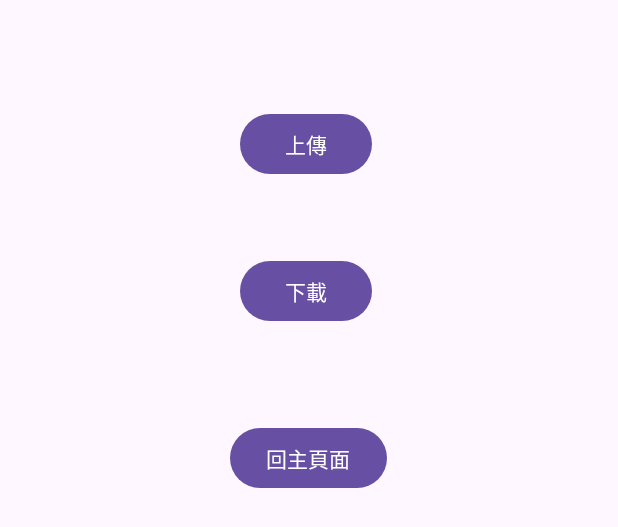
After one commit to JasonMeteor/GraduationProject, an Android app: the layout activity_upload_test.xml on its own in the app's theme, with its tools: preview values and no code run, on a phone screen of 412 x 824 dp. The commit adds this screen. Shown: the top 527 px of the screen. Run offline under Robolectric (Android 15) with nearby library versions, the phone set to English and light mode, and no system bars.

Commit message:
更新透過API上傳檔案的測試內容，同時為進行測試，更改了端口

```diff
--- a/app/src/main/java/mobileapp/graduationproject/MainActivity.java
+++ b/app/src/main/java/mobileapp/graduationproject/MainActivity.java
@@ -40,7 +40,7 @@ public class MainActivity extends AppCompatActivity {
                     intent.setClass(MainActivity.this, Setting.class);
                 }
                 else if(id == R.id.btn_gotoapitest){
-                    intent.setClass(MainActivity.this, APITestActivity.class);
+                    intent.setClass(MainActivity.this, UploadTestActivity.class);
                 }
                 startActivity(intent);
             }
--- a/app/src/main/java/mobileapp/graduationproject/RetrofitManager.java
+++ b/app/src/main/java/mobileapp/graduationproject/RetrofitManager.java
@@ -8,7 +8,7 @@ public class RetrofitManager {
     private APIService APIService;
     private RetrofitManager() {
         Retrofit retrofit = new Retrofit.Builder()
-                .baseUrl("http://140.134.24.83:5963/") //server IP address
+                .baseUrl("http://140.134.24.83:5000/") //server IP address
                 .addConverterFactory(GsonConverterFactory.create())
                 .build();
         APIService = retrofit.create(APIService.class);
--- a/app/src/main/res/layout/activity_main.xml
+++ b/app/src/main/res/layout/activity_main.xml
@@ -83,9 +83,9 @@
         android:id="@+id/btn_gotoapitest"
         android:layout_width="wrap_content"
         android:layout_height="wrap_content"
-        android:layout_marginStart="68dp"
-        android:layout_marginTop="35dp"
-        android:text="減法器API測試"
+        android:layout_marginStart="48dp"
+        android:layout_marginTop="32dp"
+        android:text="上傳檔案API測試"
         app:layout_constraintStart_toStartOf="parent"
         app:layout_constraintTop_toBottomOf="@+id/linearLayout3" />
 
--- /dev/null
+++ b/app/src/main/res/layout/activity_upload_test.xml
@@ -0,0 +1,39 @@
+<?xml version="1.0" encoding="utf-8"?>
+<androidx.constraintlayout.widget.ConstraintLayout xmlns:android="http://schemas.android.com/apk/res/android"
+    xmlns:app="http://schemas.android.com/apk/res-auto"
+    xmlns:tools="http://schemas.android.com/tools"
+    android:id="@+id/main"
+    android:layout_width="match_parent"
+    android:layout_height="match_parent"
+    tools:context=".UploadTestActivity">
+
+    <Button
+        android:id="@+id/button"
+        android:layout_width="wrap_content"
+        android:layout_height="wrap_content"
+        android:layout_marginStart="160dp"
+        android:layout_marginTop="72dp"
+        android:text="上傳"
+        app:layout_constraintStart_toStartOf="parent"
+        app:layout_constraintTop_toTopOf="parent" />
+
+    <Button
+        android:id="@+id/button2"
+        android:layout_width="wrap_content"
+        android:layout_height="wrap_content"
+        android:layout_marginStart="160dp"
+        android:layout_marginTop="50dp"
+        android:text="下載"
+        app:layout_constraintStart_toStartOf="parent"
+        app:layout_constraintTop_toBottomOf="@+id/button" />
+
+    <Button
+        android:id="@+id/button3"
+        android:layout_width="wrap_content"
+        android:layout_height="wrap_content"
+        android:layout_marginStart="153dp"
+        android:layout_marginTop="63dp"
+        android:text="回主頁面"
+        app:layout_constraintStart_toStartOf="parent"
+        app:layout_constraintTop_toBottomOf="@+id/button2" />
+</androidx.constraintlayout.widget.ConstraintLayout>
```
Also changed, not shown: app/src/main/AndroidManifest.xml (+8 -5 lines), app/src/main/java/mobileapp/graduationproject/APIService.java (+8 -0 lines), app/src/main/java/mobileapp/graduationproject/UploadTestActivity.java (added, +177 -0 lines).
